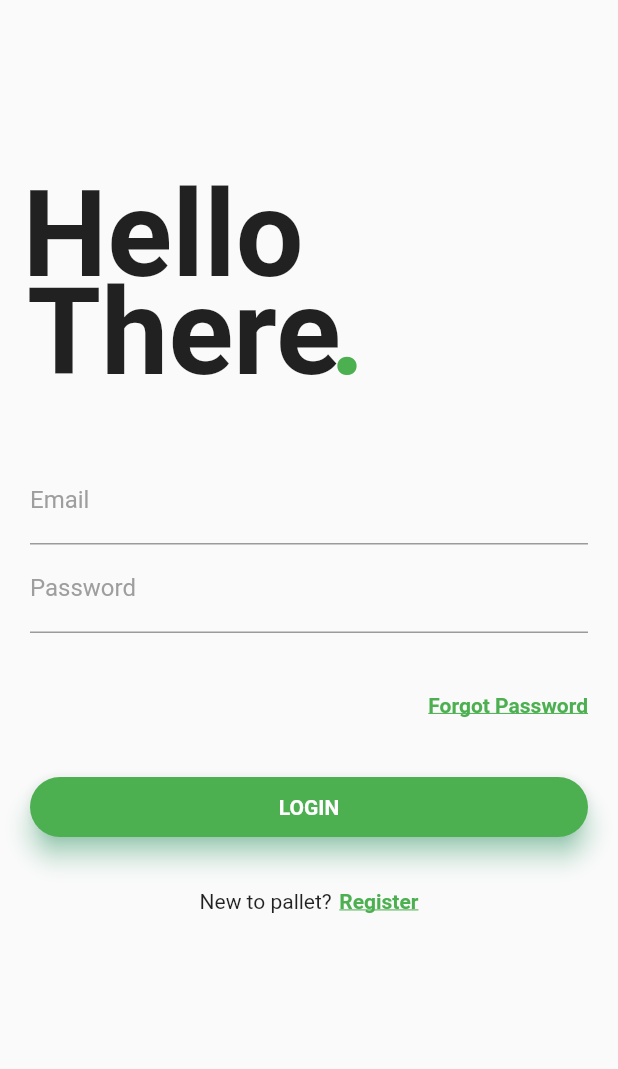
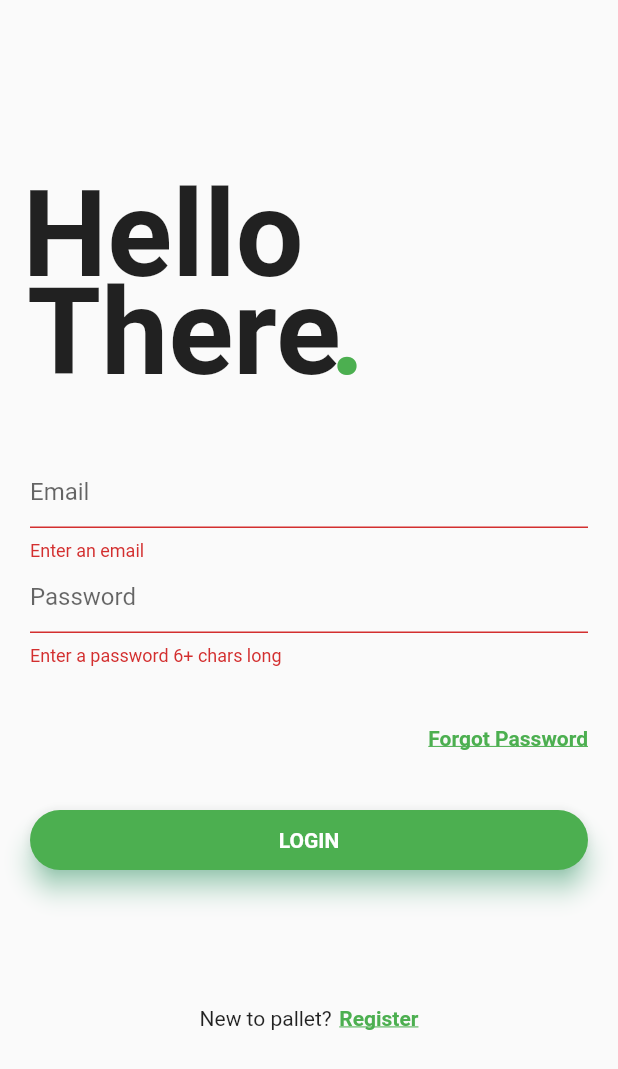
Before and after one commit to thaniav/TheLaststraw, a Flutter app: the screen it shows after launch, after a tap on "LOGIN", on a phone screen of 412 x 824 dp. Shown: the top 1069 px of the screen. Run offline on Flutter 3.47's test engine with Material 2 defaults, Android fonts, the phone set to English and light mode, and no system bars; our stand-ins replace carousel_pro, firebase_auth, flutter_spinkit; accounts and stored records are empty; Roboto replaces fonts that are missing (Montserrat).

```diff
--- a/lib/Pages/authenticate/SignInPage.dart
+++ b/lib/Pages/authenticate/SignInPage.dart
@@ -1,5 +1,6 @@
 import 'package:flutter/material.dart';
 import 'package:palet/Pages/authenticate/SignupPage.dart';
+import 'package:palet/components/loading.dart';
 import 'package:palet/services/auth.dart';
 
 
@@ -8,21 +9,28 @@ import 'package:palet/services/auth.dart';
 
 
 class SignInPage extends StatefulWidget {
+  final Function toggleView;
+  SignInPage({ this.toggleView });
+
   @override
   _MyHomePageState createState() => _MyHomePageState();
 }
 
 class _MyHomePageState extends State<SignInPage> {
   final AuthService _auth = AuthService();
+  final _formKey= GlobalKey<FormState>();
+bool loading = false;
 
   //text field state
+
   String email='';
   String password='';
+  String error='';
 
 
   @override
   Widget build(BuildContext context) {
-    return new Scaffold(
+    return loading ? Loading() : Scaffold(
       resizeToAvoidBottomPadding: false,
 
       body:Column(
@@ -60,15 +68,19 @@ class _MyHomePageState extends State<SignInPage> {
           ),
           Container(
             padding:EdgeInsets.only(top:35.0,left:20.0,right:20.0),
+            child: Form(
+              key: _formKey,
             child:Column(
               children: <Widget>[
                 TextFormField(
+                    validator: (val) => val.isEmpty? 'Enter an email': null,
                   decoration: InputDecoration(
-                    labelText: 'Email',
+                    hintText: 'Email',
                     labelStyle: TextStyle(
                       fontFamily: 'Montserrat',
                       color:Colors.grey,
                     ),
+
                   ),
 
                     onChanged: (val){
@@ -78,8 +90,10 @@ class _MyHomePageState extends State<SignInPage> {
                     }
                 ),
                 TextFormField(
+                    validator: (val) => val.length<6? 'Enter a password 6+ chars long': null,
                     decoration: InputDecoration(
-                      labelText: 'Password',
+
+                      hintText: 'Password',
                       labelStyle: TextStyle(
                         fontFamily: 'Montserrat',
                         color:Colors.grey,
@@ -108,6 +122,7 @@ class _MyHomePageState extends State<SignInPage> {
                       ),
                     ),
                   ),
+
                 ),
                 SizedBox(height:40.0),
                 Container(
@@ -118,14 +133,20 @@ class _MyHomePageState extends State<SignInPage> {
                     color: Colors.green,
                     elevation:7.0,
                     child:GestureDetector(
+                      // not exactly the same as video
                       onTap:() async {
-                        dynamic result = await _auth.signInAnon();
-                        if(result==null){
-                          print("error");
-                        }
-                        else{
-                          print('signed in');
-                          print(result.uid);
+                        if(_formKey.currentState.validate()){
+                          setState(() => loading = true);
+                          dynamic result= await _auth.signInWithEmailAndPassword(email, password);
+
+
+                          if(result== null){
+
+                            setState(() => error = 'Could not sign in with those credentials' );
+loading=false;
+
+
+                          }
 
                         }
 
@@ -134,6 +155,7 @@ class _MyHomePageState extends State<SignInPage> {
                       },
                       child:Center(
                         child:Text(
+
                           'LOGIN',
                           style:TextStyle(
                               color:Colors.white,
@@ -148,7 +170,12 @@ class _MyHomePageState extends State<SignInPage> {
                 SizedBox(height:20.0),
               ],
             ),
+            ),
           ),
+          SizedBox(height:20.0),
+          Text(error,
+          ),
+          SizedBox(height:20.0),
           SizedBox(height:15.0),
           Row(
             mainAxisAlignment: MainAxisAlignment.center,
@@ -160,9 +187,11 @@ class _MyHomePageState extends State<SignInPage> {
                 ),
               ),
               SizedBox(width :5.0),
+
+
               InkWell(
                 onTap: () {
-                  Navigator.of(context).pushNamed('/signup');
+                  widget.toggleView();
                 },
                 child:Text('Register',
                   style:TextStyle(
@@ -174,9 +203,12 @@ class _MyHomePageState extends State<SignInPage> {
               )
 
             ],
+
           )
         ],
+
       ),
+
     );
   }
 }
--- a/lib/Pages/authenticate/SignupPage.dart
+++ b/lib/Pages/authenticate/SignupPage.dart
@@ -15,6 +15,10 @@ class MyApp extends StatelessWidget {
 
 
 class SignUpPage extends StatefulWidget {
+  final Function toggleView;
+  SignUpPage({ this.toggleView });
+
+
   @override
   _SignPageState createState() => _SignPageState();
 }
@@ -149,7 +153,7 @@ class _SignPageState extends State<SignUpPage> {
 
                   InkWell(
                     onTap: () {
-                      Navigator.of(context).pushNamed('/signup');
+                    widget.toggleView();
                     },
                     child:Text('Already have an Account? Sign in',
                       style:TextStyle(
--- a/lib/Pages/authenticate/authenticate.dart
+++ b/lib/Pages/authenticate/authenticate.dart
@@ -9,10 +9,17 @@ class Authenticate extends StatefulWidget {
 }
 
 class _AuthenticateState extends State<Authenticate> {
+  bool showSignIn = true;
+  void toggleView(){
+    setState(() => showSignIn = !showSignIn);
+  }
   @override
   Widget build(BuildContext context) {
-    return Container(
-      child: SignInPage(),
-    );
+    if (showSignIn) {
+      return SignInPage(toggleView: toggleView);
+    }
+    else{
+      return SignUpPage(toggleView: toggleView);
+    }
   }
 }
--- a/lib/services/auth.dart
+++ b/lib/services/auth.dart
@@ -24,6 +24,22 @@ class AuthService{
       return null;
 
 
+
+    }
+  }
+
+
+  Future signInWithEmailAndPassword(String email, String password) async{
+
+    try{
+      AuthResult result= await _auth.signInWithEmailAndPassword(email: email, password: password);
+      FirebaseUser user = result.user;
+      return _userFromFirebaseUser(user);
+
+    }
+    catch(e){
+      print(e.toString());
+      return null;
 
     }
   }
--- a/pubspec.yaml
+++ b/pubspec.yaml
@@ -29,6 +29,7 @@ dependencies:
   firebase_auth: ^0.15.5+2
   cloud_firestore: ^0.13.4
   provider: ^4.0.4
+  flutter_spinkit: ^4.1.2
 
 dev_dependencies:
   flutter_test:
```
Also changed, not shown: lib/components/loading.dart (added, +22 -0 lines), pubspec.lock.
